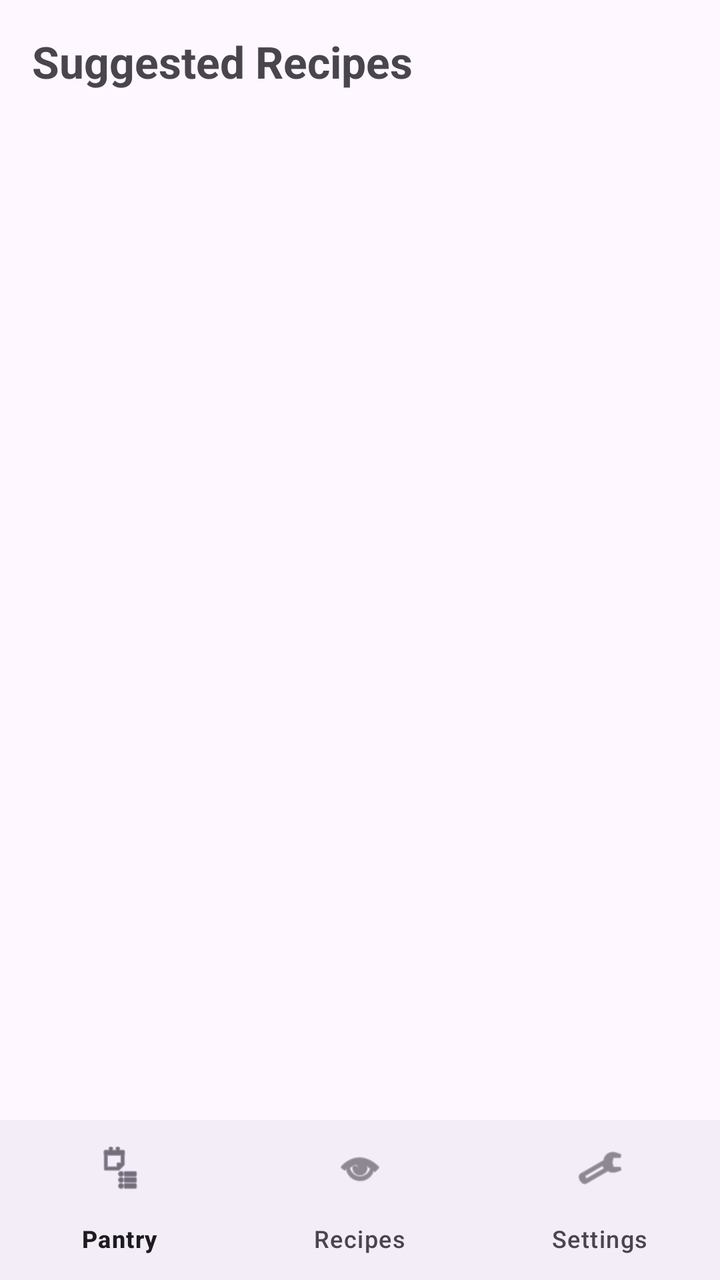
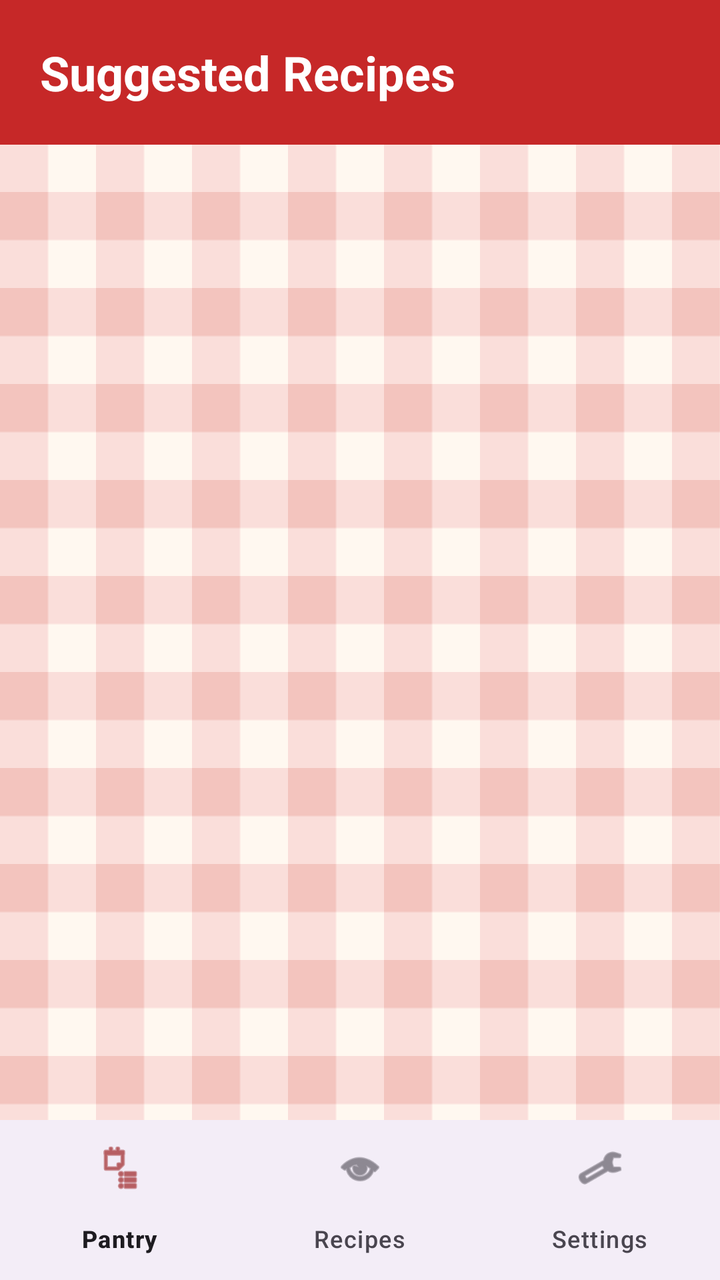

An Android layout rendered at two revisions. The XML below is the earlier revision; the diff shows what the commit changed to produce the second picture.
<!-- AndroidManifest.xml: application theme Theme.SmartPantryManager -->
<!-- res/layout/activity_suggested_recipes.xml -->
<?xml version="1.0" encoding="utf-8"?>
<LinearLayout xmlns:android="http://schemas.android.com/apk/res/android"
    xmlns:app="http://schemas.android.com/apk/res-auto"
    android:layout_width="match_parent"
    android:layout_height="match_parent"
    android:orientation="vertical">

    <TextView
        android:layout_width="wrap_content"
        android:layout_height="wrap_content"
        android:text="Suggested Recipes"
        android:textSize="22sp"
        android:textStyle="bold"
        android:padding="16dp" />

    <androidx.recyclerview.widget.RecyclerView
        android:id="@+id/rvRecipes"
        android:layout_width="match_parent"
        android:layout_height="0dp"
        android:layout_weight="1" />

    <TextView
        android:id="@+id/tvNoMatches"
        android:layout_width="match_parent"
        android:layout_height="0dp"
        android:layout_weight="1"
        android:text="No recipes match your pantry yet - add more ingredients"
        android:textSize="16sp"
        android:gravity="center"
        android:visibility="gone"
        android:padding="32dp" />

    <com.google.android.material.bottomnavigation.BottomNavigationView
        android:id="@+id/bottomNav"
        android:layout_width="match_parent"
        android:layout_height="wrap_content"
        app:menu="@menu/bottom_nav_menu" />

</LinearLayout>
<!-- resources referenced by this layout -->
<resources>
  <style name="Theme.SmartPantryManager" parent="Base.Theme.SmartPantryManager" />
  <style name="Base.Theme.SmartPantryManager" parent="Theme.Material3.DayNight.NoActionBar">
          
          
      </style>
</resources>

<!-- the commit's change to res/layout/activity_suggested_recipes.xml (unified diff, before → after) -->
@@ -3,32 +3,66 @@
     xmlns:app="http://schemas.android.com/apk/res-auto"
     android:layout_width="match_parent"
     android:layout_height="match_parent"
+    android:background="@drawable/bg_gingham_tile"
+    android:fitsSystemWindows="true"
     android:orientation="vertical">
 
     <TextView
-        android:layout_width="wrap_content"
+        android:layout_width="match_parent"
         android:layout_height="wrap_content"
+        android:background="@color/kitchen_red"
+        android:padding="20dp"
         android:text="Suggested Recipes"
-        android:textSize="22sp"
+        android:textColor="@android:color/white"
+        android:textSize="24sp"
+        android:textStyle="bold" />
+
+    <FrameLayout
+        android:layout_width="match_parent"
+        android:layout_height="0dp"
+        android:layout_weight="1">
+
+        <androidx.recyclerview.widget.RecyclerView
+            android:id="@+id/rvRecipes"
+            android:layout_width="match_parent"
+            android:layout_height="match_parent"
+            android:clipToPadding="false"
+            android:paddingTop="8dp"
+            android:paddingBottom="8dp" />
+
+        <TextView
+            android:id="@+id/tvNoMatches"
+            android:layout_width="match_parent"
+            android:layout_height="match_parent"
+            android:gravity="center"
+            android:padding="32dp"
+            android:text="No recipes match your pantry yet - add more ingredients"
+            android:textColor="@color/text_dark"
+            android:textSize="16sp"
+            android:visibility="gone" />
+
+    </FrameLayout>
+
+    <TextView
+        android:id="@+id/tvAlmostHeader"
+        android:layout_width="match_parent"
+        android:layout_height="wrap_content"
+        android:background="@color/kitchen_red_light"
+        android:padding="12dp"
+        android:text="Almost there - missing just one ingredient"
+        android:textColor="@color/kitchen_red_dark"
+        android:textSize="16sp"
         android:textStyle="bold"
-        android:padding="16dp" />
+        android:visibility="gone" />
 
     <androidx.recyclerview.widget.RecyclerView
-        android:id="@+id/rvRecipes"
-        android:layout_width="match_parent"
-        android:layout_height="0dp"
-        android:layout_weight="1" />
-
-    <TextView
-        android:id="@+id/tvNoMatches"
+        android:id="@+id/rvAlmost"
         android:layout_width="match_parent"
         android:layout_height="0dp"
         android:layout_weight="1"
-        android:text="No recipes match your pantry yet - add more ingredients"
-        android:textSize="16sp"
-        android:gravity="center"
-        android:visibility="gone"
-        android:padding="32dp" />
+        android:clipToPadding="false"
+        android:paddingBottom="8dp"
+        android:visibility="gone" />
 
     <com.google.android.material.bottomnavigation.BottomNavigationView
         android:id="@+id/bottomNav"
<!-- resource entries referenced after the edit -->
@@ -1,9 +1,24 @@
 <!-- resources referenced by this layout -->
 <resources>
-  <style name="Theme.SmartPantryManager" parent="Base.Theme.SmartPantryManager" />
-  <style name="Base.Theme.SmartPantryManager" parent="Theme.Material3.DayNight.NoActionBar">
-          
-          
+  <color name="kitchen_red">#C62828</color>
+  <color name="kitchen_red_dark">#8E0000</color>
+  <color name="kitchen_red_light">#FFCDD2</color>
+  <color name="text_dark">#3E2723</color>
+  <!-- drawable bg_gingham_tile (drawable) -->
+  <?xml version="1.0" encoding="utf-8"?>
+  <bitmap xmlns:android="http://schemas.android.com/apk/res/android"
+      android:src="@drawable/bg_gingham"
+      android:tileMode="repeat" />
+  <style name="Theme.SmartPantryManager" parent="Theme.Material3.Light.NoActionBar">
+          <item name="colorPrimary">@color/kitchen_red</item>
+          <item name="colorOnPrimary">@color/white</item>
+          <item name="colorSecondaryContainer">@color/kitchen_red_light</item>
+          <item name="colorOnSecondaryContainer">@color/kitchen_red_dark</item>
+          <item name="android:windowBackground">@color/cream</item>
+          <item name="android:colorBackground">@color/cream</item>
       </style>
+  <!-- drawable bg_gingham: png bitmap (drawable, 160 bytes) -->
+  <color name="white">#FFFFFFFF</color>
+  <color name="cream">#FFF8F0</color>
 </resources>
 
